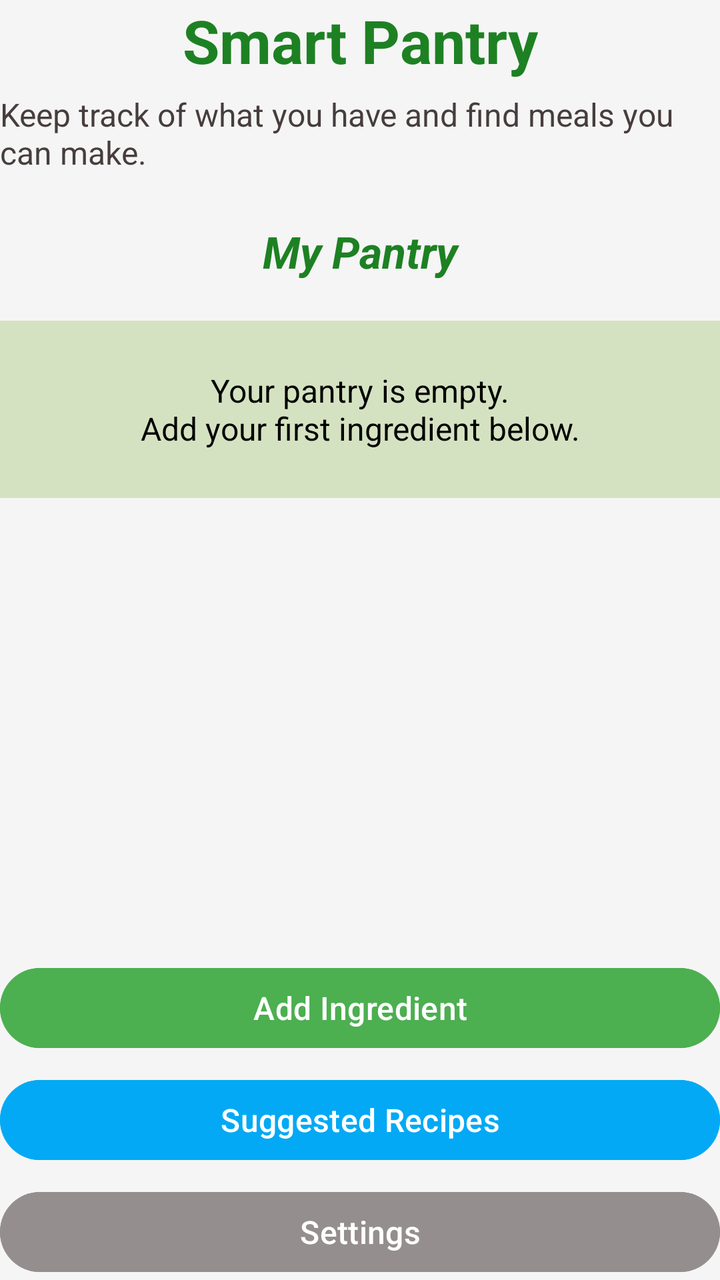
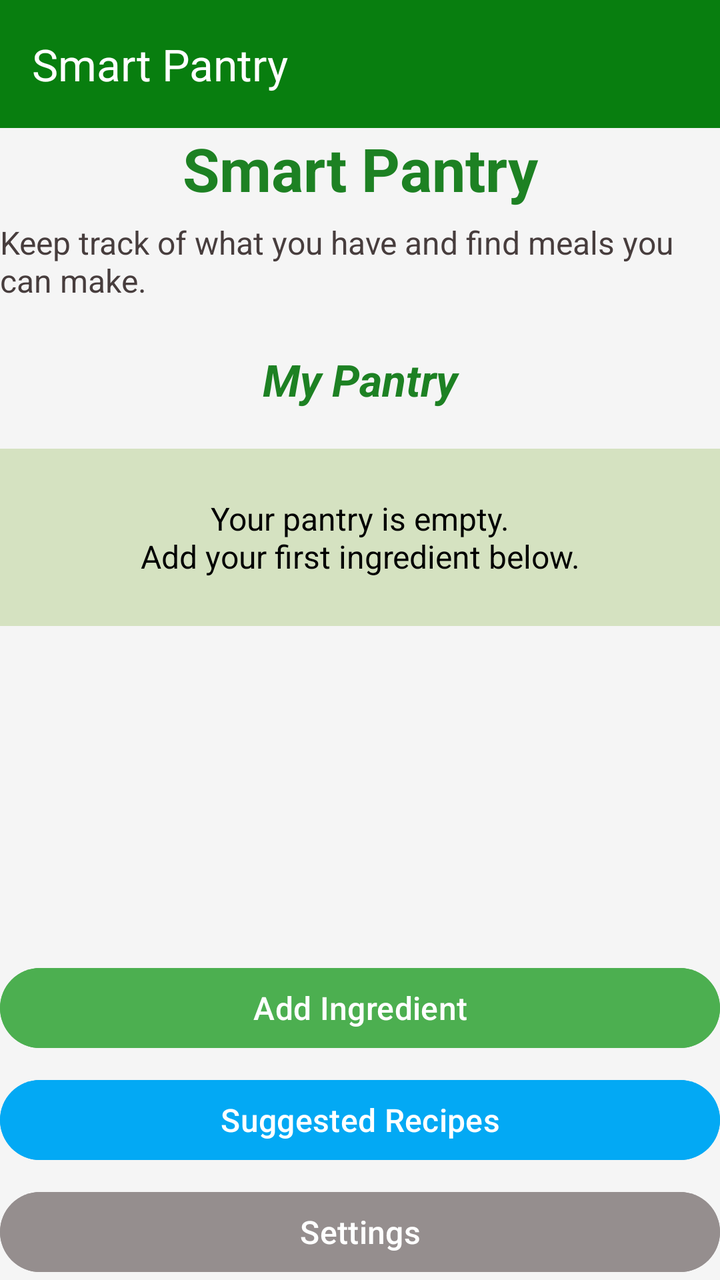

The first picture is an Android layout as it rendered before a commit; the second is the same layout after the commit. The layout source and the unified diff follow.
<!-- AndroidManifest.xml: application theme Theme.SmartPantryApp -->
<!-- res/layout/activity_pantry.xml -->
<?xml version="1.0" encoding="utf-8"?>
    <LinearLayout xmlns:android="http://schemas.android.com/apk/res/android"
        xmlns:app="http://schemas.android.com/apk/res-auto"
        xmlns:tools="http://schemas.android.com/tools"
        android:id="@+id/main"
        android:layout_width="match_parent"
        android:layout_height="match_parent"
        android:orientation="vertical"
        android:background="#F5F5F5">


    <TextView
        android:id="@+id/textAppName"
        android:layout_width="match_parent"
        android:layout_height="wrap_content"
        android:text="Smart Pantry"
        android:textAlignment="center"
        android:textColor="#1D8123"
        android:textSize="30sp"
        android:textStyle="bold" />

    <TextView
        android:id="@+id/textWelcome"
        android:layout_width="match_parent"
        android:layout_height="wrap_content"
        android:layout_marginTop="6dp"
        android:text="Keep track of what you have and find meals you can make."
        android:textColor="#473D3D"
        android:textSize="16sp" />

    <TextView
        android:id="@+id/textPantryHeading"
        android:layout_width="match_parent"
        android:layout_height="wrap_content"
        android:layout_marginTop="24dp"
        android:text="My Pantry"
        android:textAlignment="center"
        android:textColor="#1D8123"
        android:textSize="22sp"
        android:textStyle="bold|italic" />

    <TextView
        android:id="@+id/textEmptyPantry"
        android:layout_width="match_parent"
        android:layout_height="wrap_content"
        android:layout_marginTop="20dp"
        android:background="#5594BA57"
        android:gravity="center"
        android:padding="24dp"
        android:text="Your pantry is empty.\nAdd your first ingredient below."
        android:textColor="#000000"
        android:textSize="16sp" />

    <ListView
        android:id="@+id/listPantryItems"
        android:layout_width="match_parent"
        android:layout_height="0dp"
        android:layout_marginTop="12dp"
        android:layout_weight="1"
        android:divider="@android:color/transparent"
        android:dividerHeight="8dp" />

    <Button
        android:id="@+id/buttonAddIngredient"
        android:layout_width="match_parent"
        android:layout_height="wrap_content"
        android:backgroundTint="#4CAF50"
        android:text="Add Ingredient"
        android:textAllCaps="false"
        android:textColor="#FFFFFF"
        android:textSize="16sp" />

    <Button
        android:id="@+id/buttonSuggestedRecipes"
        android:layout_width="match_parent"
        android:layout_height="wrap_content"
        android:layout_marginTop="8dp"
        android:backgroundTint="#03A9F4"
        android:text="Suggested Recipes"
        android:textAllCaps="false"
        android:textColor="#FFFFFF"
        android:textSize="16sp" />

    <Button
        android:id="@+id/buttonSettings"
        android:layout_width="match_parent"
        android:layout_height="wrap_content"
        android:layout_marginTop="8dp"
        android:backgroundTint="#958E8E"
        android:text="Settings"
        android:textAllCaps="false"
        android:textColor="#FFFFFF"
        android:textSize="16sp" />

</LinearLayout>
<!-- resources referenced by this layout -->
<resources>
  <style name="Theme.SmartPantryApp" parent="Base.Theme.SmartPantryApp" />
  <style name="Base.Theme.SmartPantryApp" parent="Theme.Material3.DayNight.NoActionBar">
          
          
      </style>
</resources>

<!-- the commit's change to res/layout/activity_pantry.xml (unified diff, before → after) -->
@@ -7,6 +7,14 @@
         android:layout_height="match_parent"
         android:orientation="vertical"
         android:background="#F5F5F5">
+    <androidx.appcompat.widget.Toolbar
+        android:id="@+id/pantryToolbar"
+        android:layout_width="match_parent"
+        android:layout_height="?attr/actionBarSize"
+        android:background="#087E0F"
+        app:title="Smart Pantry"
+        app:titleTextColor="#FFFFFF"
+        app:theme="@style/ThemeOverlay.AppCompat.Dark.ActionBar" />
 
 
     <TextView
